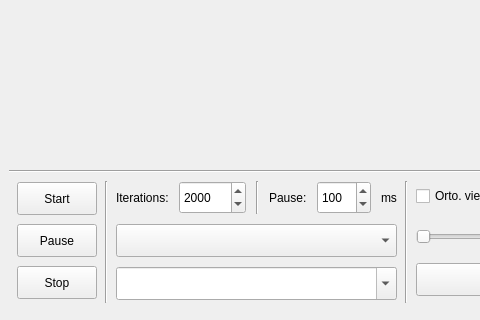
Before: the Qt Designer form src/gui/ui/MainWindow.ui in urosjarc/optimization, drawn with Qt 5; both pictures show x 0 to 480 and y 307 to 627 of the 1506 by 627 pixel window.
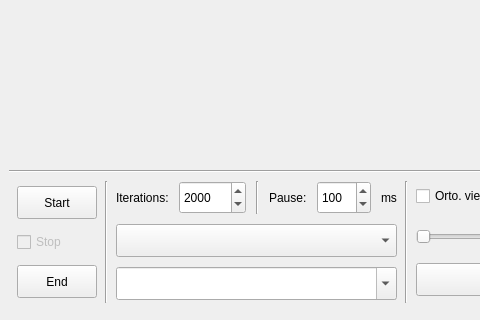
After: the same form once the commit is applied.

Commit message: Set antialiasing and some UI stuff.

```diff
--- a/src/gui/ui/MainWindow.ui
+++ b/src/gui/ui/MainWindow.ui
@@ -109,15 +109,15 @@
          </widget>
         </item>
         <item>
-         <widget class="QPushButton" name="pushButton">
-          <property name="minimumSize">
-           <size>
-            <width>0</width>
-            <height>33</height>
-           </size>
+         <widget class="QCheckBox" name="stopCB">
+          <property name="enabled">
+           <bool>false</bool>
           </property>
           <property name="text">
-           <string>Pause</string>
+           <string>Stop</string>
+          </property>
+          <property name="checkable">
+           <bool>true</bool>
           </property>
          </widget>
         </item>
@@ -136,7 +136,7 @@
            </size>
           </property>
           <property name="text">
-           <string>Stop</string>
+           <string>End</string>
           </property>
          </widget>
         </item>
```
Left out of the diff: 2 changed lines with no effect on the pictures. The commit also changes 2 other files.
